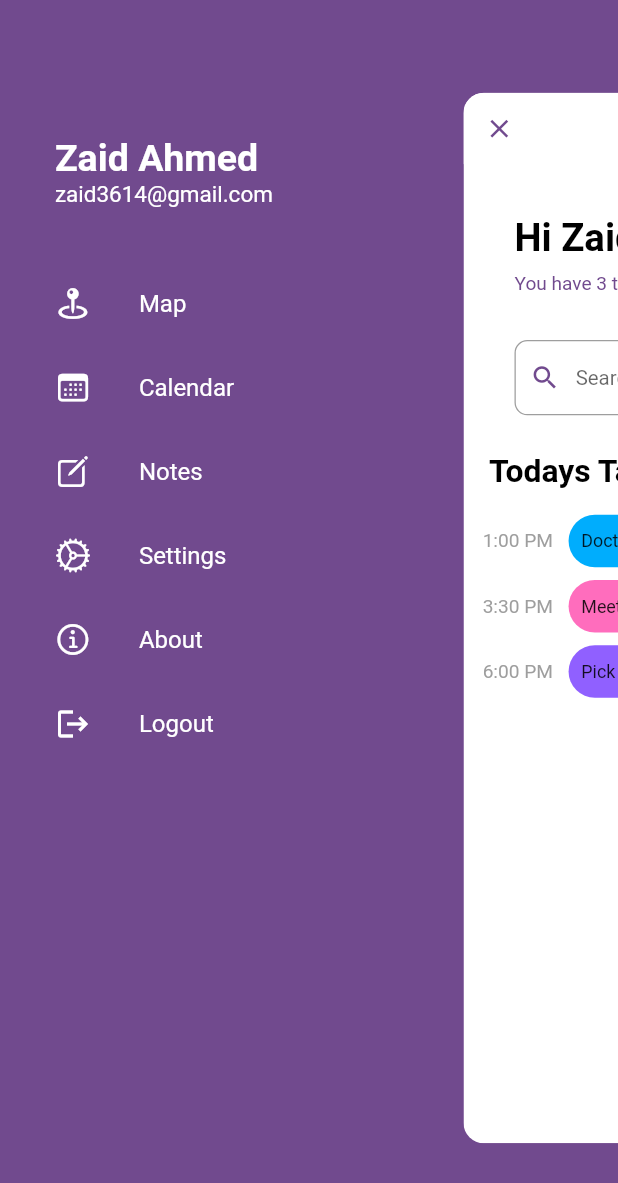
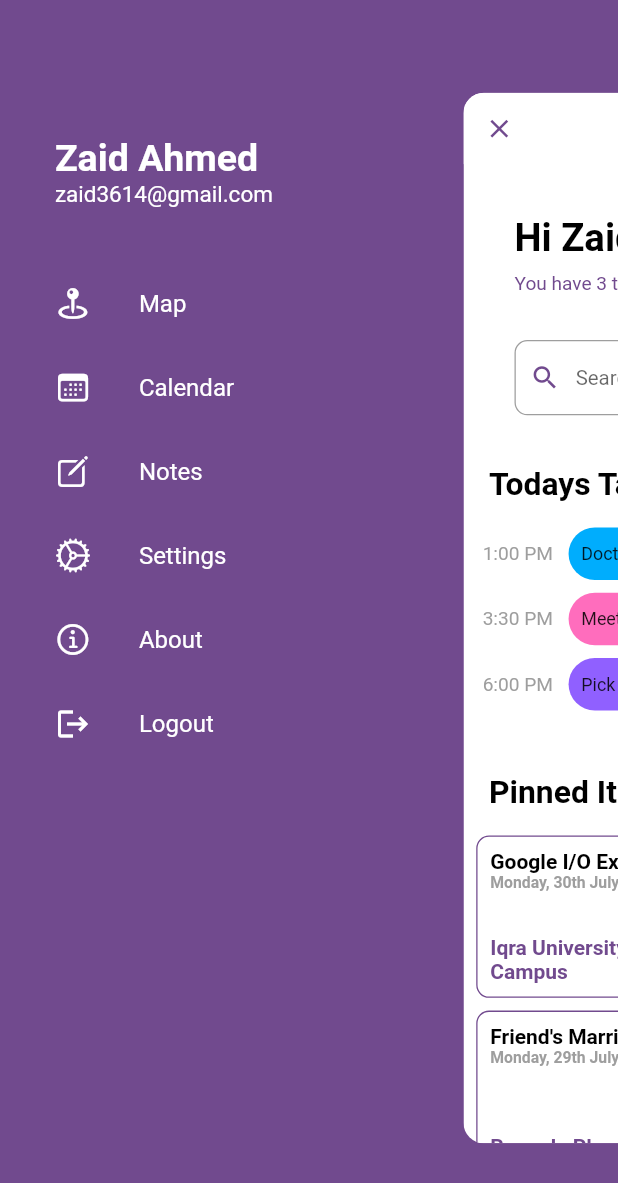
Before and after one commit to zubusoomro/loc_reminder_app, a Flutter app: the Homepage screen opened by its route, after a tap on an icon or button, on a phone screen of 412 x 824 dp. Shown: the top 1183 px of the screen. Run offline on Flutter 3.47's test engine with Material 2 defaults, Android fonts, the phone set to English and light mode, and no system bars; drawn by our look-alikes of flutter_advanced_drawer; our stand-ins replace easy_splash_screen, firebase_auth, firebase_core, get, google_sign_in, social_login_buttons; missing offline and left inert: flutter_facebook_auth; accounts and stored records are empty.

Commit message:
Pinned Items

```diff
--- a/lib/view/homepage_components/homepage_body.dart
+++ b/lib/view/homepage_components/homepage_body.dart
@@ -2,6 +2,7 @@ import 'package:flutter/material.dart';
 import 'package:flutter_advanced_drawer/flutter_advanced_drawer.dart';
 import 'package:get/get.dart';
 import "package:flutter/cupertino.dart";
+import 'package:loc_reminder_app/view/homepage_components/pinned_items.dart';
 import 'package:loc_reminder_app/view/homepage_components/searchbar.dart';
 import 'package:loc_reminder_app/view/homepage_components/todays_tasks.dart';
 
@@ -12,13 +13,18 @@ class HomepageBody extends GetWidget {
 
   @override
   Widget build(BuildContext context) {
-    return Column(children: [
-      const UserBar(
-        userName: "Zaid Ahmed",
-        noOfTasks: 3,
-      ),
-      const SearchBar(),
-      TodaysTasks()
-    ]);
+    return SingleChildScrollView(
+      child: Column(children: const [
+        UserBar(
+          userName: "Zaid Ahmed",
+          noOfTasks: 3,
+        ),
+        SearchBar(),
+        SizedBox(height: 10),
+        TodaysTasks(),
+        SizedBox(height: 40),
+        PinnedItems()
+      ]),
+    );
   }
 }
--- /dev/null
+++ b/lib/view/homepage_components/pinned_items.dart
@@ -0,0 +1,152 @@
+import "package:flutter/material.dart";
+import "package:get/get.dart";
+import "package:flutter/cupertino.dart";
+
+class PinnedItems extends GetWidget {
+  const PinnedItems({Key? key}) : super(key: key);
+
+  @override
+  Widget build(BuildContext context) {
+    return Column(
+      children: [
+        Padding(
+          padding: const EdgeInsets.only(right: 20.0, left: 20.0, bottom: 10.0),
+          child: Row(
+            mainAxisAlignment: MainAxisAlignment.spaceBetween,
+            children: [
+              Text("Pinned Items",
+                  style: TextStyle(
+                      fontSize: 25,
+                      fontWeight: FontWeight.bold,
+                      color: Get.theme.accentColor)),
+              IconButton(
+                  icon: Icon(Icons.edit, color: Get.theme.primaryColor),
+                  onPressed: () {})
+            ],
+          ),
+        ),
+        Padding(
+          padding: const EdgeInsets.only(left: 10.0, right: 10.0),
+          child: GridView(
+            gridDelegate: SliverGridDelegateWithFixedCrossAxisCount(
+              crossAxisCount: 2,
+              childAspectRatio: 1.5,
+              crossAxisSpacing: 10,
+              mainAxisSpacing: 10,
+            ),
+            shrinkWrap: true,
+            children: [
+              item("Google I/O Extended", "Monday, 30th July",
+                  "Iqra University Main Campus", "event"),
+              item(
+                  "Networking Assignment",
+                  "Monday, 29th July",
+                  "lorem ipsum dolor sit amet, consectetur adipiscing elit e ",
+                  "note"),
+              item("Friend's Marriage", "Monday, 29th July", "Ramada Plaza",
+                  "event"),
+              item("Doctor's appointment", "Monday, 29th July",
+                  "Agha Khan Hospital", "task")
+            ],
+          ),
+        ),
+      ],
+    );
+  }
+
+  Widget item(name, date, location, itemType) {
+    if (itemType == "event" || itemType == "task") {
+      return Container(
+        padding: const EdgeInsets.all(10),
+        decoration: BoxDecoration(
+          color: Get.theme.scaffoldBackgroundColor,
+          borderRadius: const BorderRadius.all(Radius.circular(10)),
+          border: Border.all(
+              color: Get.theme.primaryColor,
+              width: 1,
+              style: BorderStyle.solid),
+        ),
+        width: Get.size.width * 0.8,
+        height: Get.size.width * 0.1,
+        child: Column(
+          crossAxisAlignment: CrossAxisAlignment.start,
+          mainAxisAlignment: MainAxisAlignment.spaceBetween,
+          children: [
+            Column(
+              crossAxisAlignment: CrossAxisAlignment.start,
+              children: [
+                Text("$name",
+                    softWrap: true,
+                    style: TextStyle(
+                        fontSize: Get.size.width * 0.04,
+                        fontWeight: FontWeight.bold,
+                        color: Get.theme.accentColor)),
+                Text("$date",
+                    softWrap: true,
+                    style: TextStyle(
+                        fontSize: Get.size.width * 0.03,
+                        fontWeight: FontWeight.bold,
+                        color: Colors.grey)),
+              ],
+            ),
+            Container(
+              alignment: Alignment.bottomLeft,
+              child: Text("$location",
+                  softWrap: true,
+                  style: TextStyle(
+                      fontSize: Get.size.width * 0.04,
+                      fontWeight: FontWeight.bold,
+                      color: Get.theme.primaryColor)),
+            )
+          ],
+        ),
+      );
+    } else if (itemType == "note") {
+      return Container(
+        padding: const EdgeInsets.all(10),
+        decoration: BoxDecoration(
+          color: Get.theme.scaffoldBackgroundColor,
+          borderRadius: const BorderRadius.all(Radius.circular(10)),
+          border: Border.all(
+              color: Get.theme.primaryColor,
+              width: 1,
+              style: BorderStyle.solid),
+        ),
+        width: Get.size.width * 0.8,
+        height: Get.size.width * 0.1,
+        child: Column(
+          crossAxisAlignment: CrossAxisAlignment.start,
+          children: [
+            Column(
+              crossAxisAlignment: CrossAxisAlignment.start,
+              children: [
+                Text("$name",
+                    softWrap: true,
+                    style: TextStyle(
+                        fontSize: Get.size.width * 0.04,
+                        fontWeight: FontWeight.bold,
+                        color: Get.theme.accentColor)),
+                Text("$date",
+                    softWrap: true,
+                    style: TextStyle(
+                        fontSize: Get.size.width * 0.03,
+                        fontWeight: FontWeight.bold,
+                        color: Colors.grey)),
+              ],
+            ),
+            Container(
+              padding: EdgeInsets.only(top: 10),
+              child: Text("$location",
+                  softWrap: true,
+                  style: TextStyle(
+                      fontSize: Get.size.width * 0.03,
+                      fontWeight: FontWeight.bold,
+                      color: Colors.grey)),
+            )
+          ],
+        ),
+      );
+    }
+    return Text("");
+  }
+}
--- a/lib/view/homepage_components/todays_tasks.dart
+++ b/lib/view/homepage_components/todays_tasks.dart
@@ -3,6 +3,8 @@ import "package:get/get.dart";
 import "package:flutter/cupertino.dart";
 
 class TodaysTasks extends GetWidget {
+  const TodaysTasks({Key? key}) : super(key: key);
+
   @override
   Widget build(BuildContext context) {
     return Column(
@@ -48,7 +50,7 @@ class TodaysTasks extends GetWidget {
                 alignment: Alignment.centerRight,
                 decoration: BoxDecoration(
                     color: color,
-                    borderRadius: BorderRadius.only(
+                    borderRadius: const BorderRadius.only(
                         topLeft: Radius.circular(50),
                         bottomLeft: Radius.circular(50))),
                 width: Get.size.width * 0.8,
```
